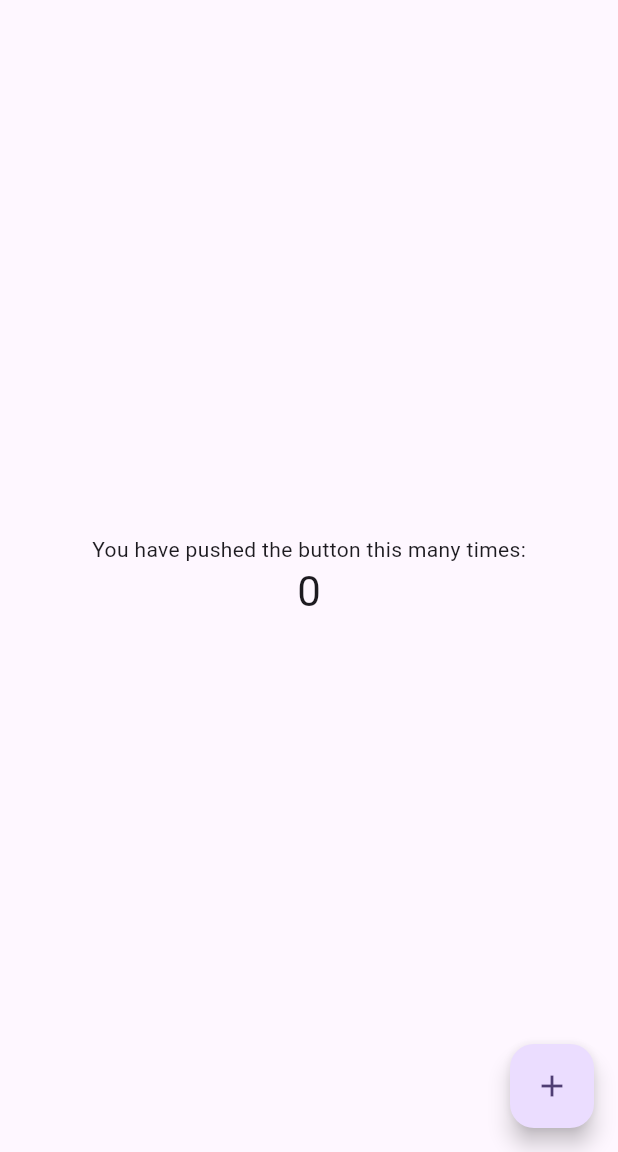
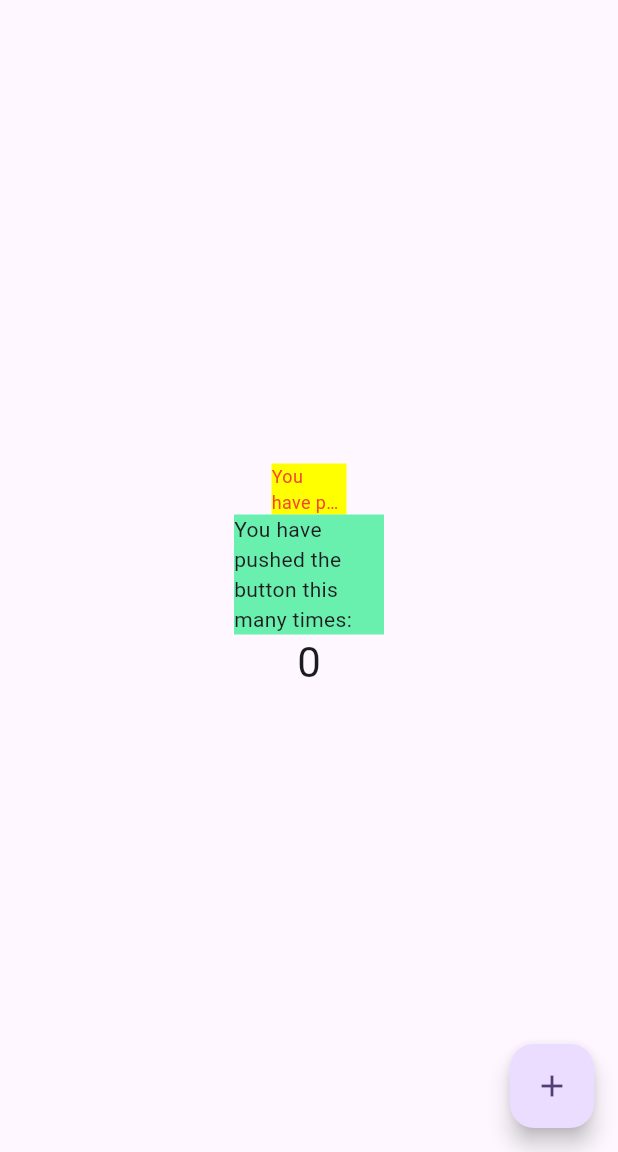
Before and after one commit to afgangalih/flutter_plugin_pubdev, a Flutter app: the screen it shows after launch, on a phone screen of 412 x 824 dp, the part 84-1236 px from its top. Run offline on Flutter 3.47's test engine with Material 3 defaults, Android fonts, the phone set to English and light mode, and no system bars; drawn by our look-alikes of auto_size_text.

Commit message:
step 5 - 6

```diff
--- a/lib/main.dart
+++ b/lib/main.dart
@@ -1,4 +1,5 @@
 import 'package:flutter/material.dart';
+import 'red_text_widget.dart';
 
 void main() {
   runApp(const MyApp());
@@ -104,7 +105,19 @@ class _MyHomePageState extends State<MyHomePage> {
           // wireframe for each widget.
           mainAxisAlignment: MainAxisAlignment.center,
           children: <Widget>[
-            const Text('You have pushed the button this many times:'),
+            Container(
+              color: Colors.yellowAccent,
+              width: 50,
+              child: const RedTextWidget(
+                text: 'You have pushed the button this many times:',
+              ),
+            ),
+            Container(
+              color: Colors.greenAccent,
+              width: 100,
+              child: const Text('You have pushed the button this many times:'),
+            ),
+
             Text(
               '$_counter',
               style: Theme.of(context).textTheme.headlineMedium,
--- a/lib/red_text_widget.dart
+++ b/lib/red_text_widget.dart
@@ -1,13 +1,15 @@
 import 'package:flutter/material.dart';
-import 'package:auto_size_text/auto_size_text.dart'; // ← tambahkan ini di atas
+import 'package:auto_size_text/auto_size_text.dart';
 
 class RedTextWidget extends StatelessWidget {
-  const RedTextWidget({Key? key}) : super(key: key);
+  final String text;
+
+  const RedTextWidget({Key? key, required this.text}) : super(key: key);
 
   @override
   Widget build(BuildContext context) {
     return AutoSizeText(
-      text, // ← di sini muncul error dulu
+      text,
       style: const TextStyle(color: Colors.red, fontSize: 14),
       maxLines: 2,
       overflow: TextOverflow.ellipsis,
```
